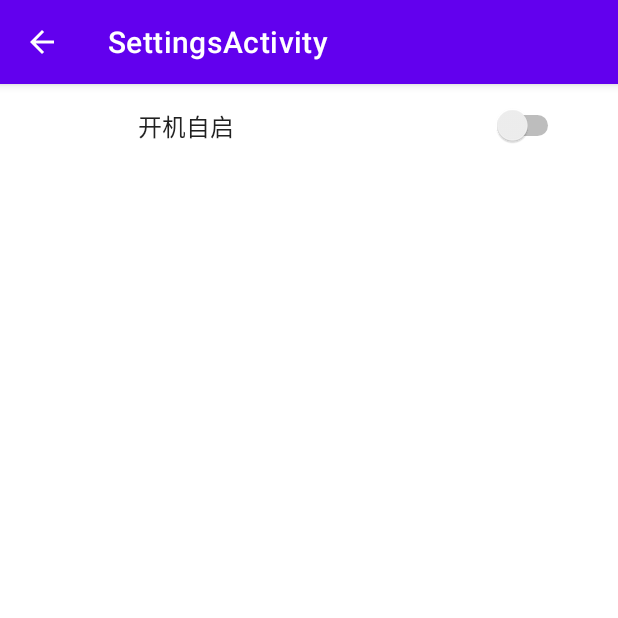
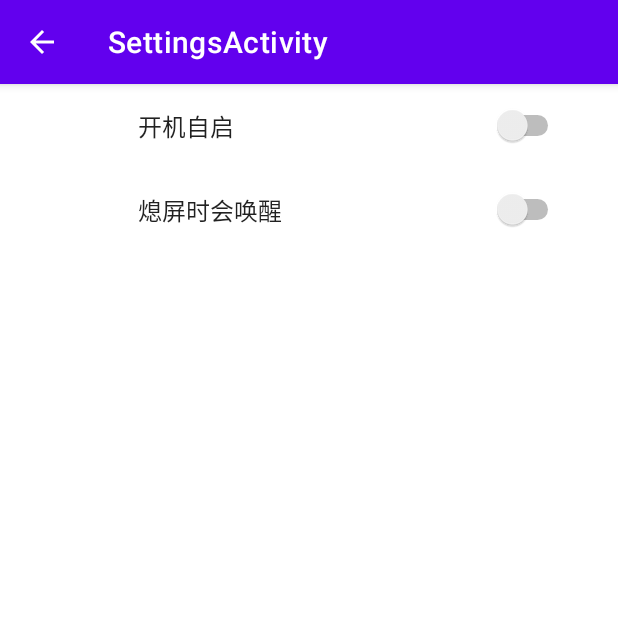
Before and after one commit to aaadddfgh/Android-Remote-Clicker, an Android app: the SettingsActivity screen opened directly, with no data from a screen before it, on a phone screen of 412 x 824 dp, the top half of it. Run offline under Robolectric (Android 15) with nearby library versions, the phone set to English and light mode, and no system bars; our stand-ins replace androidx.preference.

Commit message:
1. Make SettingsActivity return button working. 2. Can wake phone when receiving commands.

```diff
--- a/app/src/main/AndroidManifest.xml
+++ b/app/src/main/AndroidManifest.xml
@@ -10,6 +10,8 @@
 
     <uses-permission android:name="android.permission.RECEIVE_BOOT_COMPLETED" />
     <uses-permission android:name="android.permission.POST_NOTIFICATIONS"/>
+    <uses-permission android:name="android.permission.WAKE_LOCK" />
+
     <application
         android:allowBackup="true"
         android:icon="@mipmap/ic_launcher"
--- a/app/src/main/java/mm/pp/clicker/logger/ServiceLogger.java
+++ b/app/src/main/java/mm/pp/clicker/logger/ServiceLogger.java
@@ -14,7 +14,7 @@ import mm.pp.clicker.security.CryptoKey;
 import mm.pp.clicker.service.HttpServer;
 import mm.pp.clicker.viewmodel.HomeViewViewModel;
 
-@Aspect
+
 public class ServiceLogger {
     private static final String TAG  = "mm.pp.clicker.service";
 
--- a/app/src/main/java/mm/pp/clicker/view/HomeView.java
+++ b/app/src/main/java/mm/pp/clicker/view/HomeView.java
@@ -3,6 +3,7 @@ package mm.pp.clicker.view;
 import androidx.lifecycle.Observer;
 import androidx.lifecycle.ViewModelProvider;
 
+import android.annotation.SuppressLint;
 import android.content.Intent;
 import android.content.SharedPreferences;
 import android.os.Bundle;
@@ -11,6 +12,7 @@ import androidx.annotation.NonNull;
 import androidx.annotation.Nullable;
 import androidx.fragment.app.Fragment;
 
+import android.os.PowerManager;
 import android.view.KeyEvent;
 import android.view.LayoutInflater;
 import android.view.View;
@@ -29,6 +31,8 @@ import mm.pp.clicker.security.Crypto;
 import mm.pp.clicker.security.CryptoKey;
 import mm.pp.clicker.service.HttpService;
 import mm.pp.clicker.viewmodel.HomeViewViewModel;
+
+import static android.content.Context.POWER_SERVICE;
 
 public class HomeView extends Fragment {
     Timer timer;
@@ -162,8 +166,10 @@ public class HomeView extends Fragment {
     }
 
     class CommitTimer extends TimerTask {
+
         @Override
         public void run() {
+
             HomeViewViewModel.serverRunning.postValue(HttpService.isServiceRuning());
         }
     }
--- a/app/src/main/res/values/strings.xml
+++ b/app/src/main/res/values/strings.xml
@@ -22,6 +22,9 @@
     <!-- Sync Preferences -->
     <string name="start_reboot">开机自启</string>
     <string name="reboot_title">开机后自动启动</string>
+
+    <string name="wake_title">熄屏时会唤醒</string>
+
     <string name="attachment_summary_on">Automatically download attachments for incoming emails
     </string>
     <string name="attachment_summary_off">Only download attachments when manually requested</string>
--- a/app/src/main/res/xml/root_preferences.xml
+++ b/app/src/main/res/xml/root_preferences.xml
@@ -4,5 +4,8 @@
             app:key="reboot"
             app:title="@string/start_reboot"
             app:defaultValue="false"/>
-
+        <SwitchPreference
+            app:key="wake"
+            app:title="@string/wake_title"
+            app:defaultValue="false"/>
 </PreferenceScreen>
```
Also changed, not shown: app/src/main/java/mm/pp/clicker/activity/SettingsActivity.java (+26 -4 lines), app/src/main/java/mm/pp/clicker/service/ClickerService.java (+10 -0 lines).
